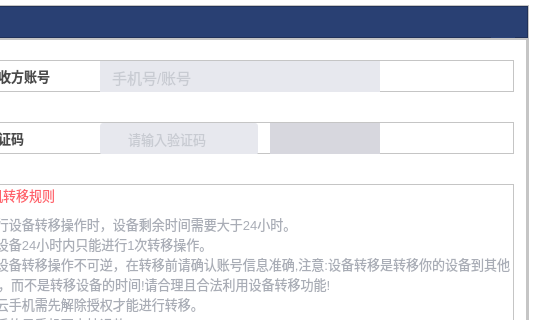
Before: the Qt Designer form transferphonedialog.ui in ZhouMei20220810/TEST, drawn with Qt 5; both pictures show x 268 to 802 and y 0 to 320 of the 802 by 497 pixel window.
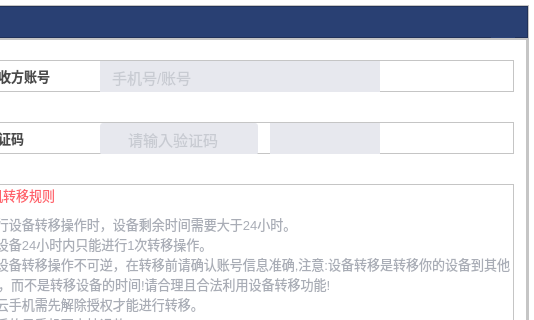
After: the same form once the commit is applied. Icons and pictures are not drawn.

Commit message: 转移云手机支持选中数量统计

What changed in the file:
```diff
--- a/transferphonedialog.ui
+++ b/transferphonedialog.ui
@@ -746,8 +746,8 @@
                   </size>
                  </property>
                  <property name="styleSheet">
-                  <string notr="true">color:#FF4A4A4A;
-background: #FFE7E8EE;
+                  <string notr="true">color:#A9ADB6;
+background-color: #E7E8EE;
 border-radius: 3px;</string>
                  </property>
                  <property name="frameShape">
@@ -792,7 +792,7 @@
                     </property>
                     <property name="font">
                      <font>
-                      <pointsize>10</pointsize>
+                      <pointsize>11</pointsize>
                      </font>
                     </property>
                     <property name="styleSheet">
@@ -827,7 +827,7 @@
                   </size>
                  </property>
                  <property name="styleSheet">
-                  <string notr="true">background-color:#D7D7DE;</string>
+                  <string notr="true">background-color: #E7E8EE;</string>
                  </property>
                  <property name="text">
                   <string/>
```
The commit also changes 2 other files.
